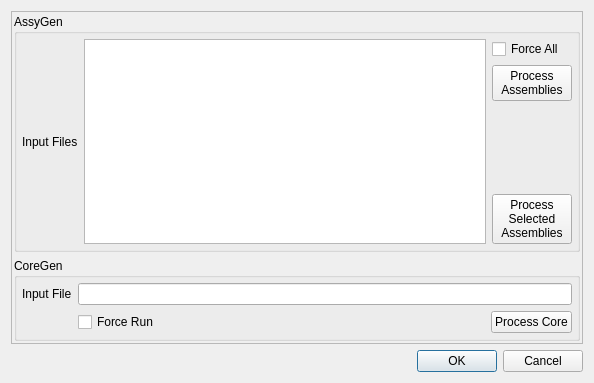
Above: Application/qExporterDialog.ui from Sprunth/RGG before the change. Below: the same form after it.
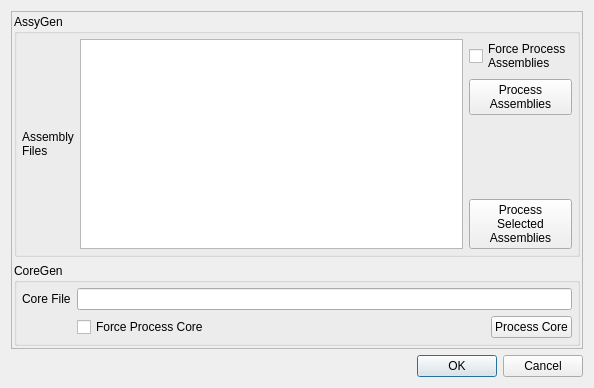
That is the form after the change.

Commit message:
ENH: Made some simple changes to labels
1. Put in new lines to reduce the length of labels
2. Refined some of the labels in the export dialog to be more consistent

```diff
--- a/Application/qExporterDialog.ui
+++ b/Application/qExporterDialog.ui
@@ -7,7 +7,7 @@
     <x>0</x>
     <y>0</y>
     <width>594</width>
-    <height>383</height>
+    <height>388</height>
    </rect>
   </property>
   <property name="windowTitle">
@@ -48,7 +48,8 @@
          <item row="1" column="0">
           <widget class="QLabel" name="label_2">
            <property name="text">
-            <string>Input Files</string>
+            <string>Assembly
+Files</string>
            </property>
           </widget>
          </item>
@@ -57,7 +58,8 @@
            <item>
             <widget class="QCheckBox" name="forceAssy">
              <property name="text">
-              <string>Force All</string>
+              <string>Force Process
+Assemblies</string>
              </property>
             </widget>
            </item>
@@ -108,7 +110,7 @@
          <item row="0" column="0">
           <widget class="QLabel" name="label_6">
            <property name="text">
-            <string>Input File</string>
+            <string>Core File</string>
            </property>
           </widget>
          </item>
@@ -130,7 +132,7 @@
            <item>
             <widget class="QCheckBox" name="forceCore">
              <property name="text">
-              <string>Force Run</string>
+              <string>Force Process Core</string>
              </property>
             </widget>
            </item>
```
The commit also changes 1 other file.
